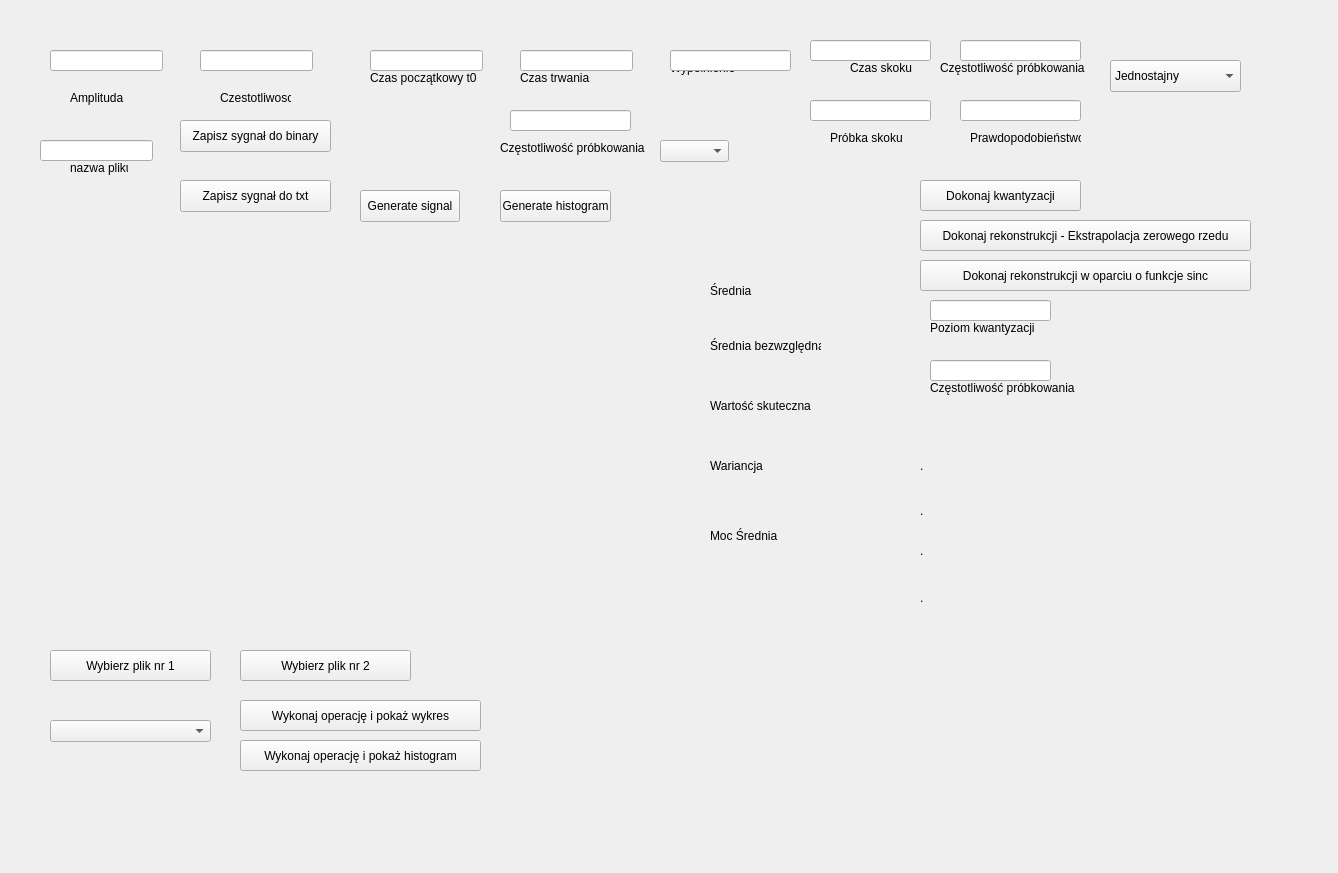
Above: DSP/zad1/form.ui from KD377/SusleRepo before the change. Below: the same form after it.
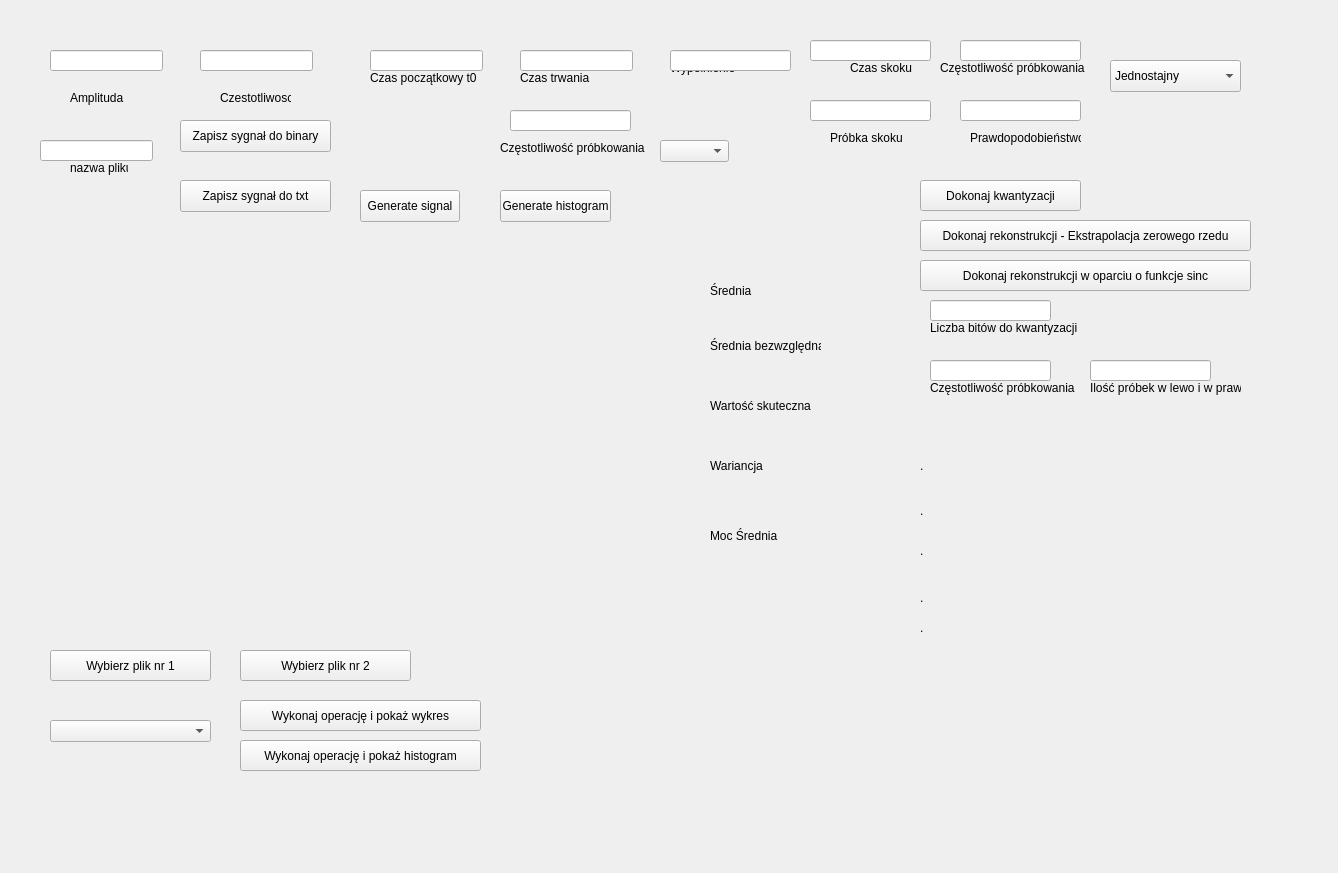
That is the form after the change.

Commit message: Zad2 corrected

Diff of the .ui file:
```diff
--- a/DSP/zad1/form.ui
+++ b/DSP/zad1/form.ui
@@ -623,7 +623,46 @@
         </rect>
        </property>
        <property name="text">
-        <string>Poziom kwantyzacji</string>
+        <string>Liczba bitów do kwantyzacji</string>
+       </property>
+      </widget>
+      <widget class="QLineEdit" name="lineEdit_13">
+       <property name="geometry">
+        <rect>
+         <x>1080</x>
+         <y>340</y>
+         <width>121</width>
+         <height>21</height>
+        </rect>
+       </property>
+       <property name="text">
+        <string/>
+       </property>
+      </widget>
+      <widget class="QLabel" name="label_15">
+       <property name="geometry">
+        <rect>
+         <x>1080</x>
+         <y>360</y>
+         <width>151</width>
+         <height>16</height>
+        </rect>
+       </property>
+       <property name="text">
+        <string>Ilość próbek w lewo i w prawo</string>
+       </property>
+      </widget>
+      <widget class="QLabel" name="labelENOB">
+       <property name="geometry">
+        <rect>
+         <x>910</x>
+         <y>600</y>
+         <width>101</width>
+         <height>16</height>
+        </rect>
+       </property>
+       <property name="text">
+        <string>.</string>
        </property>
       </widget>
      </widget>
```
The commit also changes 2 other files.
